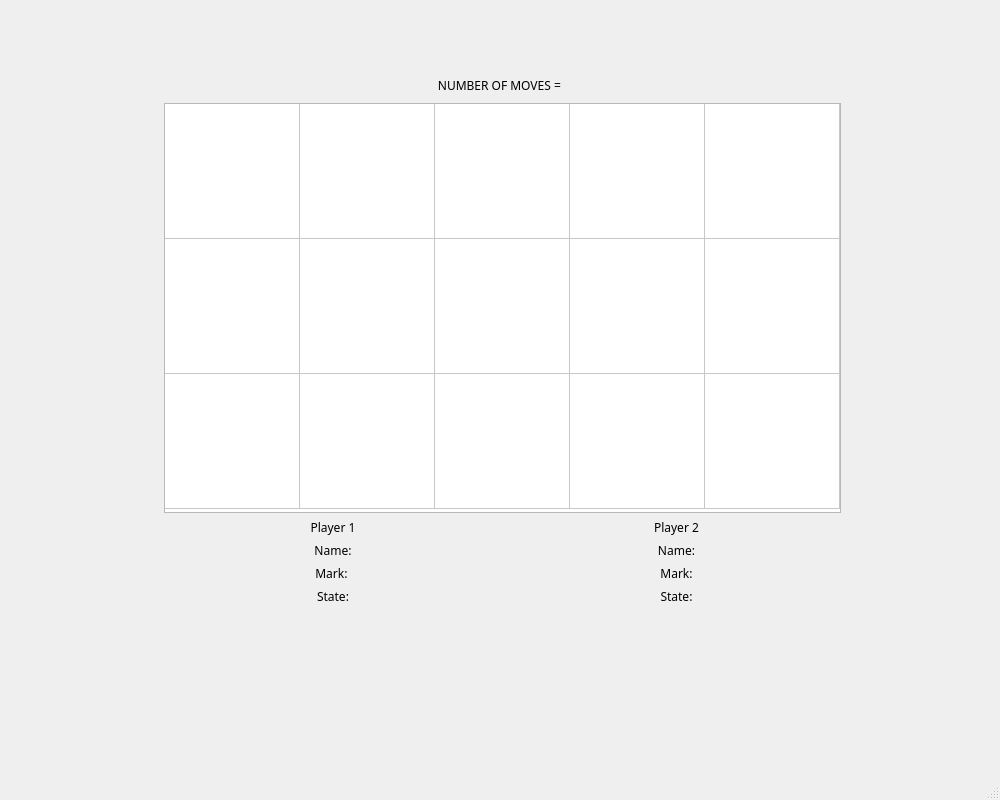
This is mainwindow.ui in adhamhamdy3/Pyramid-Tic-Tac-Toe as Qt 5 draws it before an edit. The edited form follows.
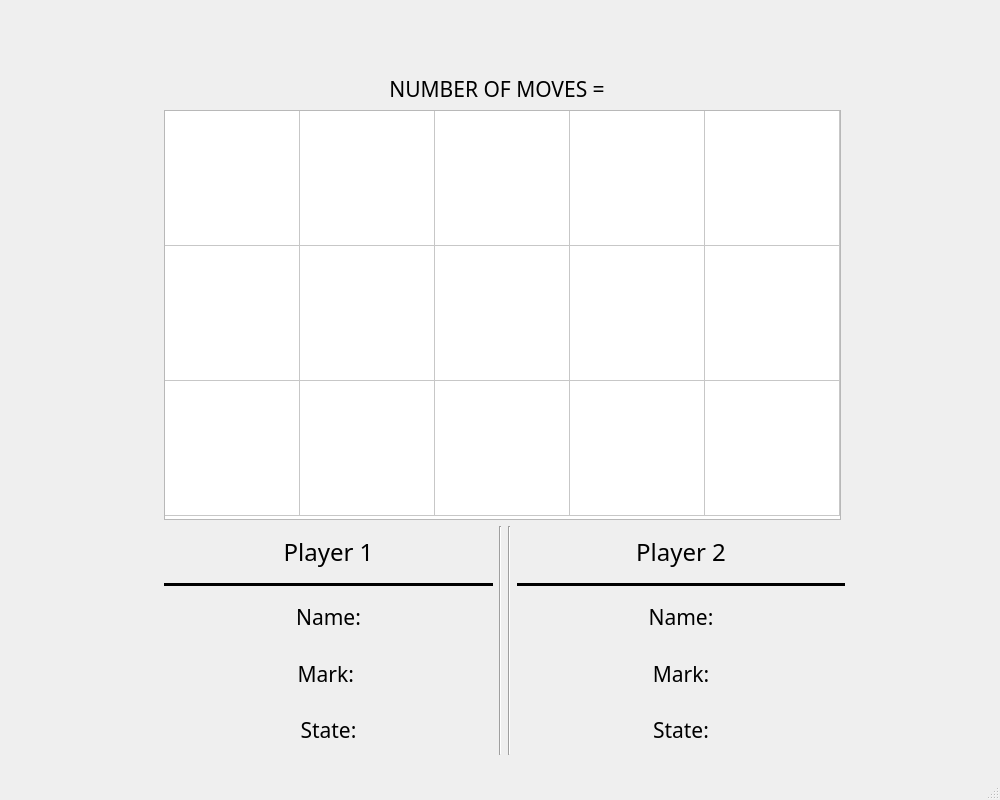
This is the edited form.

```diff
--- a/mainwindow.ui
+++ b/mainwindow.ui
@@ -1,7 +1,10 @@
 <?xml version="1.0" encoding="UTF-8"?>
 <ui version="4.0">
- <class>MainWindow</class>
- <widget class="QMainWindow" name="MainWindow">
+ <class>Pyramid_Tic_Tac_Toe</class>
+ <widget class="QMainWindow" name="Pyramid_Tic_Tac_Toe">
+  <property name="enabled">
+   <bool>true</bool>
+  </property>
   <property name="geometry">
    <rect>
     <x>0</x>
@@ -38,13 +41,16 @@
    <string notr="true"/>
   </property>
   <widget class="QWidget" name="centralwidget">
-   <widget class="QWidget" name="">
+   <property name="enabled">
+    <bool>true</bool>
+   </property>
+   <widget class="QWidget" name="layoutWidget">
     <property name="geometry">
      <rect>
       <x>164</x>
       <y>74</y>
       <width>681</width>
-      <height>531</height>
+      <height>681</height>
      </rect>
     </property>
     <layout class="QVBoxLayout" name="verticalLayout_4">
@@ -61,6 +67,7 @@
          <property name="font">
           <font>
            <family>outrun future</family>
+           <pointsize>16</pointsize>
           </font>
          </property>
          <property name="layoutDirection">
@@ -172,6 +179,7 @@
            <property name="font">
             <font>
              <family>outrun future</family>
+             <pointsize>18</pointsize>
             </font>
            </property>
            <property name="text">
@@ -182,11 +190,37 @@
            </property>
           </widget>
          </item>
+         <item>
+          <widget class="Line" name="line">
+           <property name="windowModality">
+            <enum>Qt::WindowModality::ApplicationModal</enum>
+           </property>
+           <property name="font">
+            <font>
+             <family>outrun future</family>
+             <italic>false</italic>
+            </font>
+           </property>
+           <property name="frameShadow">
+            <enum>QFrame::Shadow::Plain</enum>
+           </property>
+           <property name="lineWidth">
+            <number>4</number>
+           </property>
+           <property name="midLineWidth">
+            <number>10</number>
+           </property>
+           <property name="orientation">
+            <enum>Qt::Orientation::Horizontal</enum>
+           </property>
+          </widget>
+         </item>
          <item>
           <widget class="QLabel" name="name1Label">
            <property name="font">
             <font>
              <family>outrun future</family>
+             <pointsize>16</pointsize>
             </font>
            </property>
            <property name="text">
@@ -202,6 +236,7 @@
            <property name="font">
             <font>
              <family>outrun future</family>
+             <pointsize>16</pointsize>
             </font>
            </property>
            <property name="text">
@@ -217,6 +252,7 @@
            <property name="font">
             <font>
              <family>outrun future</family>
+             <pointsize>16</pointsize>
             </font>
            </property>
            <property name="text">
@@ -229,6 +265,20 @@
          </item>
         </layout>
        </item>
+       <item>
+        <widget class="Line" name="line_3">
+         <property name="orientation">
+          <enum>Qt::Orientation::Vertical</enum>
+         </property>
+        </widget>
+       </item>
+       <item>
+        <widget class="Line" name="line_4">
+         <property name="orientation">
+          <enum>Qt::Orientation::Vertical</enum>
+         </property>
+        </widget>
+       </item>
        <item>
         <layout class="QVBoxLayout" name="verticalLayout_2">
          <item>
@@ -236,6 +286,7 @@
            <property name="font">
             <font>
              <family>outrun future</family>
+             <pointsize>18</pointsize>
             </font>
            </property>
            <property name="text">
@@ -246,11 +297,28 @@
            </property>
           </widget>
          </item>
+         <item>
+          <widget class="Line" name="line_2">
+           <property name="frameShadow">
+            <enum>QFrame::Shadow::Plain</enum>
+           </property>
+           <property name="lineWidth">
+            <number>4</number>
+           </property>
+           <property name="midLineWidth">
+            <number>10</number>
+           </property>
+           <property name="orientation">
+            <enum>Qt::Orientation::Horizontal</enum>
+           </property>
+          </widget>
+         </item>
          <item>
           <widget class="QLabel" name="name2label">
            <property name="font">
             <font>
              <family>outrun future</family>
+             <pointsize>16</pointsize>
             </font>
            </property>
            <property name="text">
@@ -266,6 +334,7 @@
            <property name="font">
             <font>
              <family>outrun future</family>
+             <pointsize>16</pointsize>
             </font>
            </property>
            <property name="text">
@@ -281,6 +350,7 @@
            <property name="font">
             <font>
              <family>outrun future</family>
+             <pointsize>16</pointsize>
             </font>
            </property>
            <property name="text">
```
Left out of the diff: 6 changed lines with no effect on the pictures.
